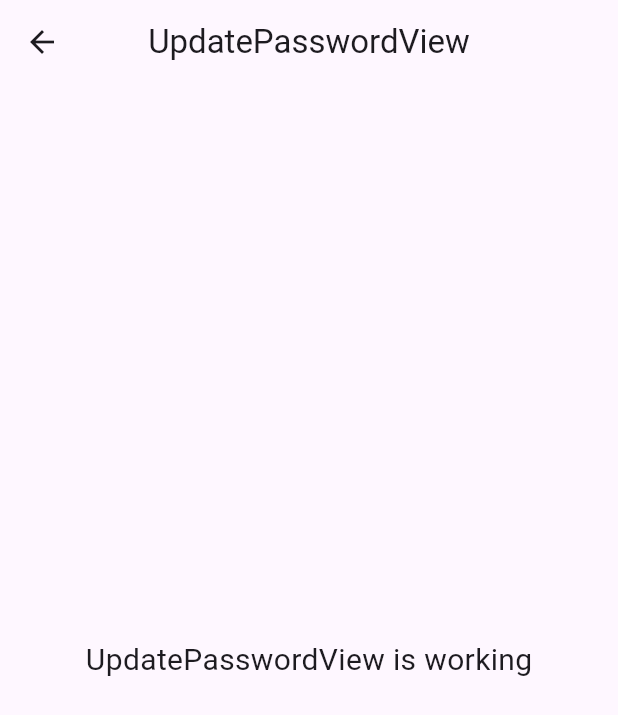
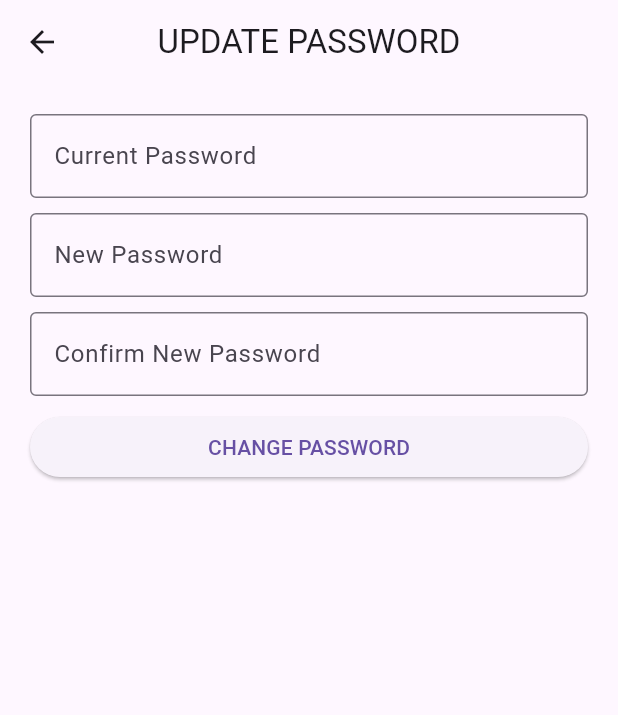
Before and after one commit to FIKRI140702/Presence-project, a Flutter app: the ProfileView screen opened by its route, after a tap on "Update Password", on a phone screen of 412 x 824 dp. Shown: the top 715 px of the screen. Run offline on Flutter 3.47's test engine with Material 3 defaults, Android fonts, the phone set to English and light mode, and no system bars; our stand-ins replace cloud_firestore, device_preview, firebase_auth, firebase_core, get; accounts and stored records are empty; network calls fail.

Commit message:
Update Password

```diff
--- a/lib/app/modules/profile/views/profile_view.dart
+++ b/lib/app/modules/profile/views/profile_view.dart
@@ -18,7 +18,7 @@ class ProfileView extends GetView<ProfileController> {
         stream: controller.Streamuser(),
         builder: (context, snapshot) {
           if (snapshot.connectionState == ConnectionState.waiting) {
-            return Center(
+            return const Center(
               child: CircularProgressIndicator(),
             );
           }
@@ -42,49 +42,49 @@ class ProfileView extends GetView<ProfileController> {
                     )
                   ],
                 ),
-                SizedBox(height: 10),
+                const SizedBox(height: 10),
                 Text(
                   "${user['name'].toString().toUpperCase()}",
                   textAlign: TextAlign.center,
-                  style: TextStyle(
+                  style: const TextStyle(
                     fontSize: 20,
                   ),
                 ),
-                SizedBox(height: 5),
+                const SizedBox(height: 5),
                 Text(
                   "${user['email']}",
                   textAlign: TextAlign.center,
-                  style: TextStyle(
+                  style: const TextStyle(
                     fontSize: 16,
                   ),
                 ),
-                SizedBox(height: 20),
+                const SizedBox(height: 20),
                 ListTile(
                   onTap: () =>
                       Get.toNamed(Routes.UPDATE_PROFILE, arguments: user),
-                  leading: Icon(Icons.person),
-                  title: Text("Update Profile"),
+                  leading: const Icon(Icons.person),
+                  title: const Text("Update Profile"),
                 ),
                 ListTile(
                   onTap: () => Get.toNamed(Routes.UPDATE_PASSWORD),
-                  leading: Icon(Icons.vpn_key),
-                  title: Text("Update Password"),
+                  leading: const Icon(Icons.vpn_key),
+                  title: const Text("Update Password"),
                 ),
                 if (user["role"] == "admin")
                   ListTile(
                     onTap: () => Get.toNamed(Routes.UPDATE_PASSWORD),
-                    leading: Icon(Icons.person_add),
-                    title: Text("Add Pegawai"),
+                    leading: const Icon(Icons.person_add),
+                    title: const Text("Add Pegawai"),
                   ),
                 ListTile(
                   onTap: () => controller.logout(),
-                  leading: Icon(Icons.logout),
-                  title: Text("Logout"),
+                  leading: const Icon(Icons.logout),
+                  title: const Text("Logout"),
                 ),
               ],
             );
           } else {
-            return Center(
+            return const Center(
               child: Text("Tidak dapat memuat data user."),
             );
           }
--- a/lib/app/modules/update_password/controllers/update_password_controller.dart
+++ b/lib/app/modules/update_password/controllers/update_password_controller.dart
@@ -1,23 +1,48 @@
+import 'package:firebase_auth/firebase_auth.dart';
+import 'package:flutter/material.dart';
 import 'package:get/get.dart';
 
 class UpdatePasswordController extends GetxController {
-  //TODO: Implement UpdatePasswordController
+  RxBool isLoading = false.obs;
+  TextEditingController currC = TextEditingController();
+  TextEditingController newC = TextEditingController();
+  TextEditingController confirmC = TextEditingController();
 
-  final count = 0.obs;
-  @override
-  void onInit() {
-    super.onInit();
+  FirebaseAuth auth = FirebaseAuth.instance;
+
+  void updatePass() async {
+    if (currC.text.isNotEmpty &&
+        newC.text.isNotEmpty &&
+        confirmC.text.isNotEmpty) {
+      if (newC.text == confirmC.text) {
+        isLoading.value = true;
+        try {
+          String emailuser = auth.currentUser!.email!;
+
+          await auth.signInWithEmailAndPassword(
+              email: emailuser, password: currC.text);
+
+          await auth.currentUser!.updatePassword(newC.text);
+
+          Get.back();
+          Get.snackbar("Berhasil", "Berhasil Update Password");
+        } on FirebaseAuthException catch (e) {
+          if (e.code == "wring-password") {
+            Get.snackbar("Terjadi Kesalahan",
+                "Password yang dimasukkan salah. Tidak dapat update password");
+          } else {
+            Get.snackbar("Terjadi Kesalahan", "${e.code.toLowerCase()}");
+          }
+        } catch (e) {
+          Get.snackbar("Terjadi Kesalahan", "Tidak dapat update password");
+        } finally {
+          isLoading.value = false;
+        }
+      } else {
+        Get.snackbar("Terjadi Kesalahan", "Confirm password tidak cocok");
+      }
+    } else {
+      Get.snackbar("Terjadi Kesalahan", "Semua Input harus diisi");
+    }
   }
-
-  @override
-  void onReady() {
-    super.onReady();
-  }
-
-  @override
-  void onClose() {
-    super.onClose();
-  }
-
-  void increment() => count.value++;
 }
--- a/lib/app/modules/update_password/views/update_password_view.dart
+++ b/lib/app/modules/update_password/views/update_password_view.dart
@@ -9,16 +9,56 @@ class UpdatePasswordView extends GetView<UpdatePasswordController> {
   @override
   Widget build(BuildContext context) {
     return Scaffold(
-      appBar: AppBar(
-        title: const Text('UpdatePasswordView'),
-        centerTitle: true,
-      ),
-      body: const Center(
-        child: Text(
-          'UpdatePasswordView is working',
-          style: TextStyle(fontSize: 20),
+        appBar: AppBar(
+          title: const Text('UPDATE PASSWORD'),
+          centerTitle: true,
         ),
-      ),
-    );
+        body: ListView(
+          padding: EdgeInsets.all(20),
+          children: [
+            TextField(
+              controller: controller.currC,
+              autocorrect: false,
+              obscureText: true,
+              decoration: InputDecoration(
+                labelText: "Current Password",
+                border: OutlineInputBorder(),
+              ),
+            ),
+            SizedBox(height: 10),
+            TextField(
+              controller: controller.newC,
+              autocorrect: false,
+              obscureText: true,
+              decoration: InputDecoration(
+                labelText: "New Password",
+                border: OutlineInputBorder(),
+              ),
+            ),
+            SizedBox(height: 10),
+            TextField(
+              controller: controller.confirmC,
+              autocorrect: false,
+              obscureText: true,
+              decoration: InputDecoration(
+                labelText: "Confirm New Password",
+                border: OutlineInputBorder(),
+              ),
+            ),
+            SizedBox(height: 10),
+            Obx(
+              () => ElevatedButton(
+                onPressed: () {
+                  if (controller.isLoading.isFalse) {
+                    controller.updatePass();
+                  }
+                },
+                child: Text(controller.isLoading.isFalse
+                    ? "CHANGE PASSWORD"
+                    : "LOADING.."),
+              ),
+            )
+          ],
+        ));
   }
 }
```
